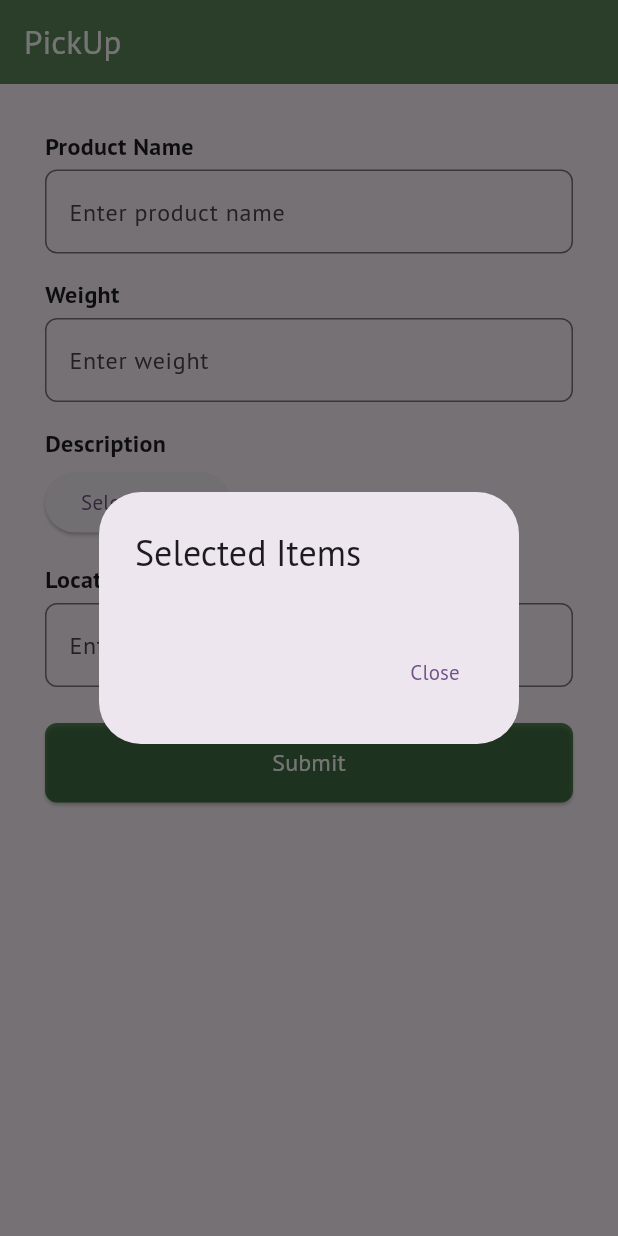
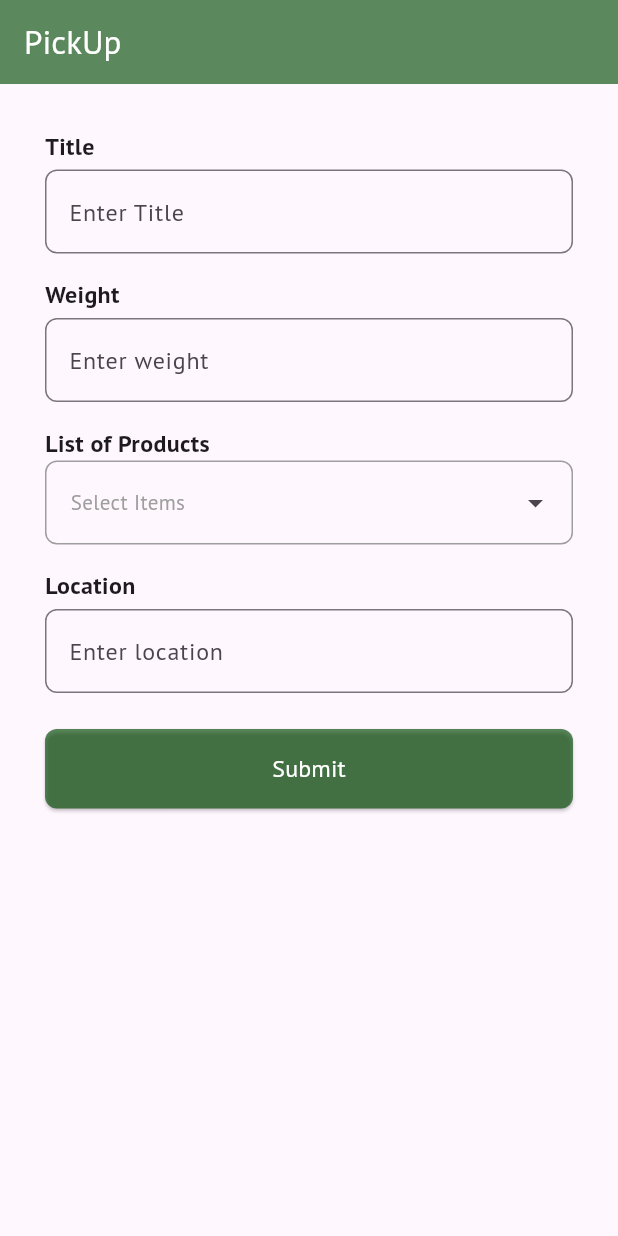
Before and after one commit to subash1404/e-waste-management, a Flutter app: the screen it shows after launch, after a tap on "Submit", on a phone screen of 412 x 824 dp. Run offline on Flutter 3.47's test engine with Material 3 defaults, Android fonts, the phone set to English and light mode, and no system bars; our stand-ins replace flutter_dotenv, google_fonts, multi_select_flutter.

Commit message:
added multi-select

```diff
--- a/frontend/lib/pages/pickup.dart
+++ b/frontend/lib/pages/pickup.dart
@@ -1,26 +1,5 @@
 import 'package:flutter/material.dart';
 import 'package:multi_select_flutter/multi_select_flutter.dart';
-
-void main() {
-  runApp(const MyApp());
-}
-
-class MyApp extends StatelessWidget {
-  const MyApp({Key? key}) : super(key: key);
-
-  @override
-  Widget build(BuildContext context) {
-    return MaterialApp(
-      debugShowCheckedModeBanner: false,
-      theme: ThemeData(
-        // enable Material 3
-        useMaterial3: true,
-        primarySwatch: Colors.indigo,
-      ),
-      home: const PickupPage(),
-    );
-  }
-}
 
 class PickupPage extends StatefulWidget {
   const PickupPage({Key? key}) : super(key: key);
@@ -49,6 +28,7 @@ class _PickupPageState extends State<PickupPage> {
   ];
 
   List<String> selectedItems = [];
+  bool selectingItems = true;
 
   @override
   void dispose() {
@@ -74,6 +54,7 @@ class _PickupPageState extends State<PickupPage> {
     if (results != null) {
       setState(() {
         selectedItems = results;
+        selectingItems = false;
       });
     }
   }
@@ -93,7 +74,7 @@ class _PickupPageState extends State<PickupPage> {
             crossAxisAlignment: CrossAxisAlignment.start,
             children: [
               const Text(
-                "Product Name",
+                "Title",
                 style: TextStyle(fontSize: 16, fontWeight: FontWeight.w600),
               ),
               const SizedBox(height: 4),
@@ -101,7 +82,7 @@ class _PickupPageState extends State<PickupPage> {
                 controller: _productNameController,
                 focusNode: _productNameFocusNode,
                 decoration: InputDecoration(
-                  hintText: "Enter product name",
+                  hintText: "Enter Title",
                   border: OutlineInputBorder(
                     borderRadius: BorderRadius.circular(8),
                   ),
@@ -139,13 +120,39 @@ class _PickupPageState extends State<PickupPage> {
               ),
               const SizedBox(height: 16),
               const Text(
-                "Description",
+                "List of Products",
                 style: TextStyle(fontSize: 16, fontWeight: FontWeight.w600),
               ),
-              const SizedBox(height: 4),
-              ElevatedButton(
-                onPressed: _showMultiSelect,
-                child: const Text("Select Items"),
+              Container(
+                height: 56,
+                decoration: BoxDecoration(
+                  border: Border.all(
+                    color: Colors.grey,
+                  ),
+                  borderRadius: BorderRadius.circular(8),
+                ),
+                child: Row(
+                  children: [
+                    Expanded(
+                      child: Padding(
+                        padding: const EdgeInsets.only(left: 16),
+                        child: Text(
+                          selectingItems
+                              ? "Select Items"
+                              : selectedItems.join(", "),
+                          style: TextStyle(
+                            color: selectingItems ? Colors.grey : Colors.black,
+                          ),
+                        ),
+                      ),
+                    ),
+                    if (selectingItems)
+                      IconButton(
+                        onPressed: _showMultiSelect,
+                        icon: Icon(Icons.arrow_drop_down),
+                      ),
+                  ],
+                ),
               ),
               const SizedBox(height: 16),
               const Text(
@@ -174,31 +181,6 @@ class _PickupPageState extends State<PickupPage> {
               ElevatedButton(
                 onPressed: () {
                   // Submit action
-                  showDialog(
-                    context: context,
-                    builder: (BuildContext context) {
-                      return AlertDialog(
-                        title: const Text('Selected Items'),
-                        content: SingleChildScrollView(
-                          child: ListBody(
-                            children: selectedItems
-                                .map(
-                                  (item) => Text(item),
-                                )
-                                .toList(),
-                          ),
-                        ),
-                        actions: [
-                          TextButton(
-                            onPressed: () {
-                              Navigator.of(context).pop();
-                            },
-                            child: const Text('Close'),
-                          ),
-                        ],
-                      );
-                    },
-                  );
                 },
                 child: const Text(
                   "Submit",
@@ -254,16 +236,18 @@ class _MultiSelectState extends State<MultiSelect> {
   @override
   Widget build(BuildContext context) {
     return AlertDialog(
-      title: const Text('Select Topics'),
+      title: const Text('Select Items'),
       content: SingleChildScrollView(
         child: ListBody(
           children: widget.items
-              .map((item) => CheckboxListTile(
-                    value: _selectedItems.contains(item),
-                    title: Text(item),
-                    controlAffinity: ListTileControlAffinity.leading,
-                    onChanged: (isChecked) => _itemChange(item, isChecked!),
-                  ))
+              .map(
+                (item) => CheckboxListTile(
+                  value: _selectedItems.contains(item),
+                  title: Text(item),
+                  controlAffinity: ListTileControlAffinity.leading,
+                  onChanged: (isChecked) => _itemChange(item, isChecked!),
+                ),
+              )
               .toList(),
         ),
       ),
@@ -274,7 +258,7 @@ class _MultiSelectState extends State<MultiSelect> {
         ),
         ElevatedButton(
           onPressed: _submit,
-          child: const Text('Submit'),
+          child: const Text('Ok'),
         ),
       ],
     );
```
